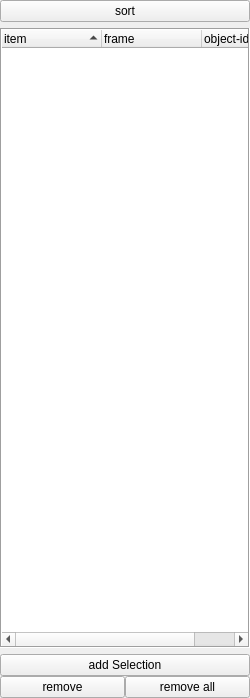
The window that af/gui/sortwidget.ui (manerotoni/afw) describes before a commit, drawn with Qt 5.
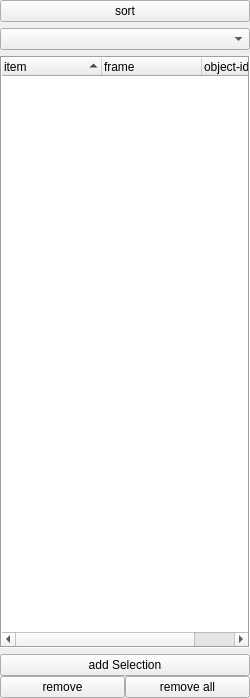
The same window after the commit.

```diff
--- a/af/gui/sortwidget.ui
+++ b/af/gui/sortwidget.ui
@@ -29,6 +29,9 @@
        </property>
       </widget>
      </item>
+     <item>
+      <widget class="QComboBox" name="sortAlgorithm"/>
+     </item>
      <item>
       <widget class="QTreeWidget" name="items">
        <property name="frameShape">
```
